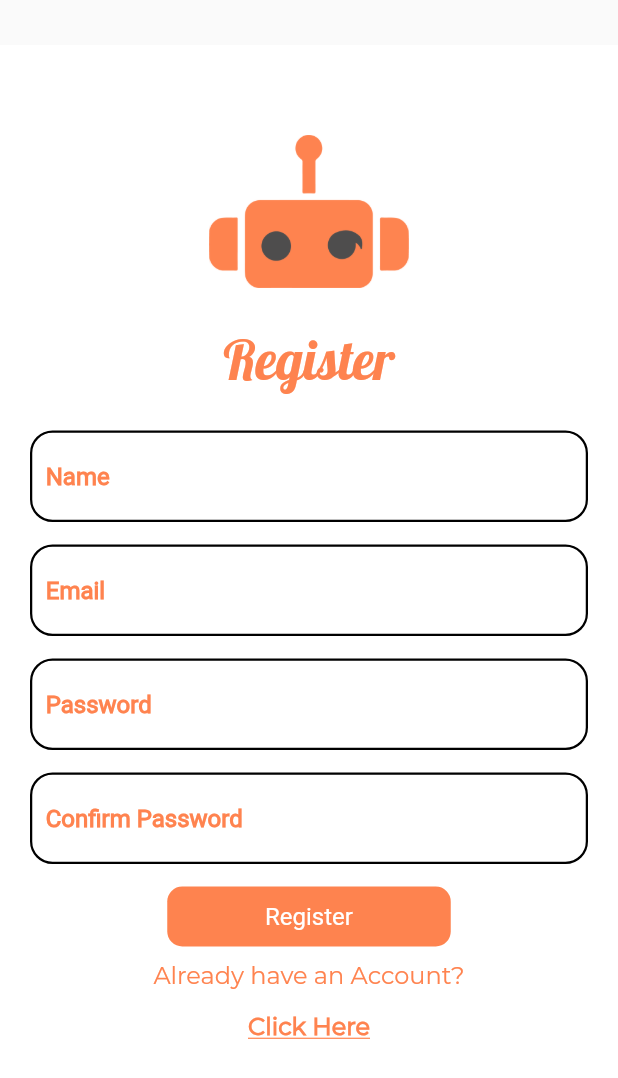
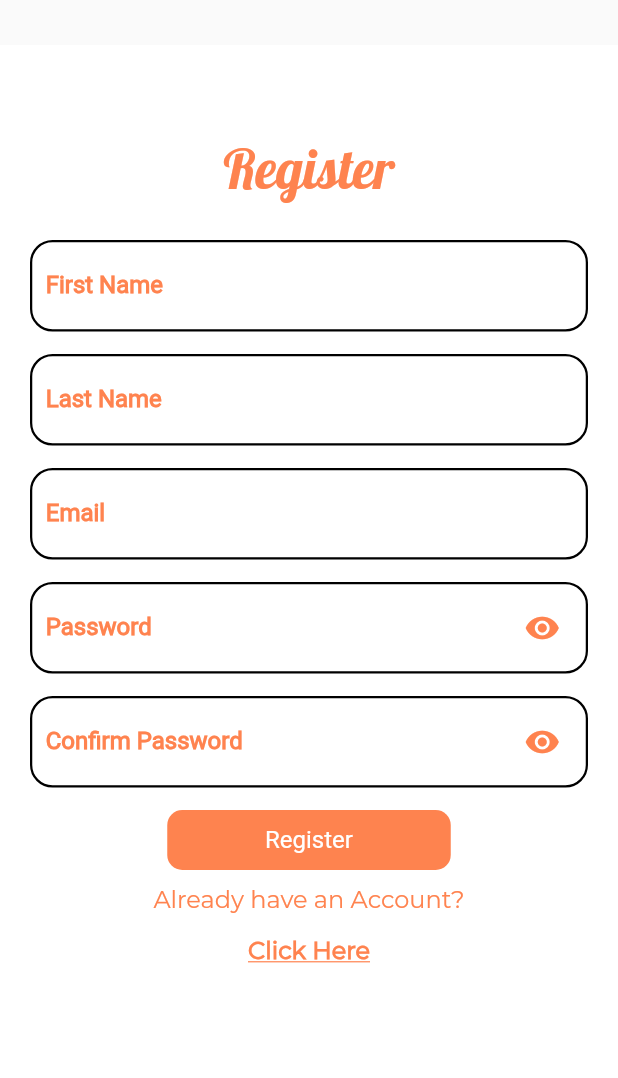
Before and after one commit to Narayan1089/Health-Amigo, a Flutter app: the Register screen opened directly, on a phone screen of 412 x 824 dp. Shown: the top 1078 px of the screen. Run offline on Flutter 3.47's test engine with Material 2 defaults, Android fonts, the phone set to English and light mode, and no system bars; our stand-ins replace firebase_auth, firebase_core, readmore; missing offline and left inert: emoji_picker; accounts and stored records are empty.

```diff
--- a/lib/app_screens/home_page.dart
+++ b/lib/app_screens/home_page.dart
@@ -55,7 +55,8 @@ class _HomeState extends State<Home> {
               ListTile(
                 // leading: Icon(Icons.face_rounded),
                 title: Text(
-                  'Welcome, ' + loggedInUser!.displayName.toString(),
+                  'Welcome, ' +
+                      loggedInUser!.displayName.toString().split(" ")[0],
                   style: TextStyle(
                       // color: Colors.white,
                       fontFamily: 'Montserrat',
--- a/lib/app_screens/login.dart
+++ b/lib/app_screens/login.dart
@@ -40,7 +40,7 @@ class _LogInState extends State<LogIn> {
           .signInWithEmailAndPassword(emailText.text, passwordText.text)
           .then((value) {
         // print(value);
-        if (value != 'error') {
+        if (value != 'error' && authMethods.e == false) {
           email = emailText.text;
           password = passwordText.text;
           // print('$email \n $password');
@@ -234,10 +234,11 @@ class _LogInState extends State<LogIn> {
                                     authMethods.e.toString());
                                 ScaffoldMessenger.of(context).showSnackBar(
                                   SnackBar(
+                                    backgroundColor: Color(0xffFE834F),
                                     content: Text(
                                       authMethods.errorMessage,
                                       style: TextStyle(
-                                        color: Color(0xffFE834F),
+                                        color: Colors.white,
                                       ),
                                     ),
                                   ),
--- a/lib/app_screens/register.dart
+++ b/lib/app_screens/register.dart
@@ -3,12 +3,9 @@ import 'package:flutter/cupertino.dart';
 import 'package:flutter/material.dart';
 import 'package:flutter/services.dart';
 import 'package:amigoproject/services/auth.dart';
-import 'package:amigoproject/services/initial_builder.dart';
 // import 'package:amigoproject/app_screens/phoneNumberScreen.dart';
 
 class Register extends StatefulWidget {
-  // final Function toggle;
-  // Register(this.toggle);
   @override
   _Register createState() => _Register();
 }
@@ -17,26 +14,32 @@ class _Register extends State<Register> {
   TextEditingController emailTextReg = TextEditingController();
   TextEditingController passwordTextReg = TextEditingController();
   TextEditingController conPasswordTextReg = TextEditingController();
-  TextEditingController nameTextReg = TextEditingController();
+  TextEditingController firstnameTextReg = TextEditingController();
+  TextEditingController lastnameTextReg = TextEditingController();
 
   final _formKey = GlobalKey<FormState>();
   AuthMethods authMethods = AuthMethods();
 
   String email = '';
   String password = '';
+  String name = '';
   bool isLoading = false;
+  bool _isObscure = true;
+  bool _isObscure1 = true;
 
   Future signMeUp() async {
-    var r = _formKey.currentState;
-    if (r != null) {
-      r.validate();
+    // var r = ;
+    if (_formKey.currentState!.validate()) {
       setState(() {
         isLoading = true;
       });
 
+      name = firstnameTextReg.text + " " + lastnameTextReg.text;
+      debugPrint("Name: " + name.toString());
+
       await authMethods
           .signUpWithEmailAndPassword(
-              emailTextReg.text, passwordTextReg.text, nameTextReg.text)
+              emailTextReg.text, passwordTextReg.text, name)
           .then(
         (value) {
           print('$value');
@@ -46,7 +49,7 @@ class _Register extends State<Register> {
 
             print('$email \n $password');
             Navigator.pushReplacement(
-                context, MaterialPageRoute(builder: (context) => Amigo()));
+                context, MaterialPageRoute(builder: (context) => LogIn()));
           } else {
             return 'error';
           }
@@ -70,14 +73,14 @@ class _Register extends State<Register> {
             SizedBox(
               height: 60,
             ),
-            Image(
-              image: AssetImage('assets/images/Logo.png'),
-              height: 102,
-              width: 133,
-            ),
-            SizedBox(
-              height: 25,
-            ),
+            // Image(
+            //   image: AssetImage('assets/images/Logo.png'),
+            //   height: 102,
+            //   width: 133,
+            // ),
+            // SizedBox(
+            //   height: 25,
+            // ),
             Text(
               "Register",
               style: TextStyle(
@@ -92,6 +95,8 @@ class _Register extends State<Register> {
             ),
             Expanded(
               child: SingleChildScrollView(
+                child: Form(
+                  key: _formKey,
                   child: Column(
                     children: [
                       Container(
@@ -102,77 +107,33 @@ class _Register extends State<Register> {
                           borderRadius: BorderRadius.circular(15),
                           border: Border.all(color: Colors.black, width: 1.5),
                         ),
-                      child: Form(
-                        key: _formKey,
-                        autovalidateMode: AutovalidateMode.onUserInteraction,
+                        // child: Form(
+                        //   key: _formKey,
+                        //   autovalidateMode: AutovalidateMode.onUserInteraction,
                         child: TextFormField(
                           validator: (value) {
-//                            return RegExp(
-//                                        r"^[a-zA-Z0-9.a-zA-Z0-9.!#$%&'*+-/=?^_`{|}~]+@[a-zA-Z0-9]+\.[a-zA-Z]+")
-//                                    .hasMatch(value.toString())
-//                                ? null
-//                                : 'Enter correct email';
+                            return value.toString().length < 3 ||
+                                    value.toString().length > 10
+                                ? 'Enter a valid name having 3 - 10 characters'
+                                : null;
                           },
-                          controller: nameTextReg,
+                          autovalidateMode: AutovalidateMode.onUserInteraction,
+                          controller: firstnameTextReg,
                           keyboardType: TextInputType.name,
                           decoration: const InputDecoration(
                             border: InputBorder.none,
                             contentPadding: EdgeInsets.all(4),
                             enabledBorder: InputBorder.none,
                             //                        errorBorder: InputBorder.none,
-                            hintText: 'Name',
-                            hintStyle: TextStyle(
+                            labelText: 'First Name',
+                            labelStyle: TextStyle(
                               fontWeight: FontWeight.bold,
                               fontSize: 16,
                               color: Color(0xffFF834F),
                             ),
                           ),
                         ),
-                      ),
-                    ),
-                    SizedBox(
-                      height: 15,
-                    ),
-                    Container(
-                      margin: EdgeInsets.symmetric(horizontal: 20.0),
-                      padding: EdgeInsets.all(5),
-                      decoration: BoxDecoration(
-                        color: Colors.white,
-                        borderRadius: BorderRadius.circular(15),
-                        border: Border.all(color: Colors.black, width: 1.5),
-//                boxShadow: [
-//                  BoxShadow(
-//                    color: Color.fromRGBO(254, 131, 79, .3),
-//                    blurRadius: 20,
-//                    offset: Offset(0, 10),
-//                  ),
-                      ),
-                      child: Form(
-                        autovalidateMode: AutovalidateMode.onUserInteraction,
-                        child: TextFormField(
-//                          validator: (value) {
-//                            return RegExp(
-//                                        r"^[a-zA-Z0-9.a-zA-Z0-9.!#$%&'*+-/=?^_`{|}~]+@[a-zA-Z0-9]+\.[a-zA-Z]+")
-//                                    .hasMatch(value.toString())
-//                                ? null
-//                                : 'Enter correct email';
-//                          },
-                          controller: emailTextReg,
-                          keyboardType: TextInputType.emailAddress,
-                          decoration: const InputDecoration(
-                            border: InputBorder.none,
-                            contentPadding: EdgeInsets.all(4),
-                            enabledBorder: InputBorder.none,
-//                        errorBorder: InputBorder.none,
-                            hintText: 'Email',
-                            hintStyle: TextStyle(
-                              fontWeight: FontWeight.bold,
-                              fontSize: 16,
-                              color: Color(0xffFF834F),
-                            ),
-                          ),
-                        ),
-                      ),
+                        // ),
                       ),
                       SizedBox(
                         height: 15,
@@ -185,30 +146,33 @@ class _Register extends State<Register> {
                           borderRadius: BorderRadius.circular(15),
                           border: Border.all(color: Colors.black, width: 1.5),
                         ),
-                      child: Form(
+                        // child: Form(
+                        //   key: _formKey,
+                        //   autovalidateMode: AutovalidateMode.onUserInteraction,
+                        child: TextFormField(
+                          validator: (value) {
+                            return value.toString().length < 3 ||
+                                    value.toString().length > 10
+                                ? 'Enter a valid name having 3 - 10 characters'
+                                : null;
+                          },
                           autovalidateMode: AutovalidateMode.onUserInteraction,
-                        child: TextFormField(
-//                          validator: (value) {
-//                            return value.toString().length < 6
-//                                ? 'Enter Password 6+ characters'
-//                                : null;
-//                          },
-                          controller: passwordTextReg,
-                          keyboardType: TextInputType.visiblePassword,
+                          controller: lastnameTextReg,
+                          keyboardType: TextInputType.name,
                           decoration: const InputDecoration(
                             border: InputBorder.none,
                             contentPadding: EdgeInsets.all(4),
                             enabledBorder: InputBorder.none,
                             //                        errorBorder: InputBorder.none,
-                            hintText: 'Password',
-                            hintStyle: TextStyle(
+                            labelText: 'Last Name',
+                            labelStyle: TextStyle(
+                              fontWeight: FontWeight.bold,
                               fontSize: 16,
-                              fontWeight: FontWeight.bold,
                               color: Color(0xffFF834F),
                             ),
                           ),
                         ),
-                      ),
+                        // ),
                       ),
                       SizedBox(
                         height: 15,
@@ -221,30 +185,133 @@ class _Register extends State<Register> {
                           borderRadius: BorderRadius.circular(15),
                           border: Border.all(color: Colors.black, width: 1.5),
                         ),
-                      child: Form(
+                        child: TextFormField(
+                          validator: (value) {
+                            return RegExp(
+                                        r"^[a-zA-Z0-9.a-zA-Z0-9.!#$%&'*+-/=?^_`{|}~]+@[a-zA-Z0-9]+\.[a-zA-Z]+")
+                                    .hasMatch(value.toString())
+                                ? null
+                                : 'Enter correct email';
+                          },
                           autovalidateMode: AutovalidateMode.onUserInteraction,
-                        child: TextFormField(
-//                          validator: (value) {
-//                            return value != passwordTextReg.text
-//                                ? 'Passwords do not match!'
-//                                : null;
-//                          },
-                          controller: conPasswordTextReg,
-                          keyboardType: TextInputType.visiblePassword,
+                          controller: emailTextReg,
+                          keyboardType: TextInputType.emailAddress,
                           decoration: const InputDecoration(
                             border: InputBorder.none,
                             contentPadding: EdgeInsets.all(4),
                             enabledBorder: InputBorder.none,
                             //                        errorBorder: InputBorder.none,
-                            hintText: 'Confirm Password',
-                            hintStyle: TextStyle(
+                            labelText: 'Email',
+                            labelStyle: TextStyle(
+                              fontWeight: FontWeight.bold,
+                              fontSize: 16,
+                              color: Color(0xffFF834F),
+                            ),
+                          ),
+                        ),
+                        // ),
+                      ),
+                      SizedBox(
+                        height: 15,
+                      ),
+                      Container(
+                        margin: EdgeInsets.symmetric(horizontal: 20.0),
+                        padding: EdgeInsets.all(5),
+                        decoration: BoxDecoration(
+                          color: Colors.white,
+                          borderRadius: BorderRadius.circular(15),
+                          border: Border.all(color: Colors.black, width: 1.5),
+                        ),
+                        // child: Form(
+                        //   autovalidateMode: AutovalidateMode.onUserInteraction,
+                        child: TextFormField(
+                          obscureText: _isObscure,
+                          autovalidateMode: AutovalidateMode.onUserInteraction,
+                          validator: (value) {
+                            return value.toString().length < 6
+                                ? 'Enter Password 6+ characters'
+                                : null;
+                          },
+                          controller: passwordTextReg,
+                          keyboardType: TextInputType.visiblePassword,
+                          decoration: InputDecoration(
+                            suffixIcon: IconButton(
+                              onPressed: () {
+                                setState(() {
+                                  _isObscure = !_isObscure;
+                                });
+                              },
+                              icon: Icon(
+                                _isObscure
+                                    ? Icons.visibility
+                                    : Icons.visibility_off,
+                                color: Color(0xffFF834F),
+                              ),
+                            ),
+                            border: InputBorder.none,
+                            contentPadding: EdgeInsets.all(4),
+                            enabledBorder: InputBorder.none,
+                            //                        errorBorder: InputBorder.none,
+                            labelText: 'Password',
+                            labelStyle: TextStyle(
                               fontSize: 16,
                               fontWeight: FontWeight.bold,
                               color: Color(0xffFF834F),
                             ),
                           ),
                         ),
+                        // ),
                       ),
+                      SizedBox(
+                        height: 15,
+                      ),
+                      Container(
+                        margin: EdgeInsets.symmetric(horizontal: 20.0),
+                        padding: EdgeInsets.all(5),
+                        decoration: BoxDecoration(
+                          color: Colors.white,
+                          borderRadius: BorderRadius.circular(15),
+                          border: Border.all(color: Colors.black, width: 1.5),
+                        ),
+                        // child: Form(
+                        //   autovalidateMode: AutovalidateMode.onUserInteraction,
+                        child: TextFormField(
+                          obscureText: _isObscure1,
+                          autovalidateMode: AutovalidateMode.onUserInteraction,
+                          validator: (value) {
+                            return value != passwordTextReg.text
+                                ? 'Passwords do not match!'
+                                : null;
+                          },
+                          controller: conPasswordTextReg,
+                          keyboardType: TextInputType.visiblePassword,
+                          decoration: InputDecoration(
+                            suffixIcon: IconButton(
+                              onPressed: () {
+                                setState(() {
+                                  _isObscure1 = !_isObscure1;
+                                });
+                              },
+                              icon: Icon(
+                                _isObscure1
+                                    ? Icons.visibility
+                                    : Icons.visibility_off,
+                                color: Color(0xffFF834F),
+                              ),
+                            ),
+                            border: InputBorder.none,
+                            contentPadding: EdgeInsets.all(4),
+                            enabledBorder: InputBorder.none,
+                            //                        errorBorder: InputBorder.none,
+                            labelText: 'Confirm Password',
+                            labelStyle: TextStyle(
+                              fontSize: 16,
+                              fontWeight: FontWeight.bold,
+                              color: Color(0xffFF834F),
+                            ),
+                          ),
+                        ),
+                        // ),
                       ),
                       SizedBox(
                         height: 15,
@@ -258,26 +325,37 @@ class _Register extends State<Register> {
                           color: Color(0xffFE834F),
                         ),
                         child: Center(
-                        child: TextButton(
+                          child: MaterialButton(
                             onPressed: () async {
-                            var val = await signMeUp();
-                            print(val);
-                            if (val == 'error') {
+                              await signMeUp();
+                              if (authMethods.e) {
+                                setState(() {
+                                  isLoading = false;
+                                });
                                 print('error recieved');
                                 debugPrint(authMethods.errorMessage);
                                 ScaffoldMessenger.of(context).showSnackBar(
                                   SnackBar(
-                                  content: Text(authMethods.errorMessage),
+                                    backgroundColor: Color(0xffFE834F),
+                                    duration: Duration(seconds: 1),
+                                    content: Text(
+                                      authMethods.errorMessage,
+                                      style: TextStyle(
+                                        color: Colors.white,
+                                      ),
+                                    ),
                                   ),
                                 );
                               }
-                            Navigator.of(context).push(MaterialPageRoute(
-                                builder: (context) => LogIn()
+                              // Navigator.of(context).push(MaterialPageRoute(
+                              //     builder: (context) => LogIn()
                               // PhoneScreen(
                               //     emailTextReg.text, passwordTextReg.text)
-                                ));
+                              // ));
                             },
-                          child: Text(
+                            child: isLoading
+                                ? CupertinoActivityIndicator()
+                                : Text(
                                     "Register",
                                     style: TextStyle(
                                         color: Colors.white,
@@ -318,6 +396,7 @@ class _Register extends State<Register> {
                     ],
                   ),
                 ),
+              ),
             )
           ],
         ),
--- a/lib/main.dart
+++ b/lib/main.dart
@@ -7,10 +7,6 @@ import 'package:amigoproject/services/auth.dart';
 
 void main() {
   runApp(MyApp());
-  // SystemChrome.setPreferredOrientations([DeviceOrientation.portraitUp])
-  //     .then((_) {
-  //   runApp(new MyApp());
-  // });
 }
 
 class MyApp extends StatefulWidget {
@@ -24,6 +20,8 @@ class _MyApp extends State<MyApp> {
     return FutureBuilder(
       future: Firebase.initializeApp(),
       builder: (context, snapshot) {
+        // FirebaseCrashlytics.instance.setCrashlyticsCollectionEnabled(true);
+        // FlutterError.onError = FirebaseCrashlytics.instance.recordFlutterError;
         // Check for errors
         if (snapshot.hasError) {
           return MaterialApp(
--- a/lib/services/authenticate.dart
+++ b/lib/services/authenticate.dart
@@ -1,11 +1,6 @@
-// import 'package:amigoproject/app_screens/home_page.dart';
-// import 'package:amigoproject/app_screens/login.dart';
-// import 'package:amigoproject/app_screens/register.dart';
 import 'package:amigoproject/app_screens/login.dart';
-import 'package:amigoproject/app_screens/welcome_screen.dart';
 import 'package:amigoproject/services/initial_builder.dart';
 import 'package:firebase_auth/firebase_auth.dart';
-// import 'package:firebase_core/firebase_core.dart';
 import 'package:flutter/material.dart';
 
 class Authenticate extends StatefulWidget {
--- a/pubspec.yaml
+++ b/pubspec.yaml
@@ -40,6 +40,7 @@ dependencies:
   # The following adds the Cupertino Icons font to your application.
   # Use with the CupertinoIcons class for iOS style icons.
   cupertino_icons: ^1.0.2
+  firebase_crashlytics: ^2.1.1
 
 dev_dependencies:
   flutter_test:
```
Also changed, not shown: lib/services/auth.dart (+19 -8 lines), lib/services/initial_builder.dart (+25 -25 lines), lib/services/database/db.dart (added), pubspec.lock, 2 other files. Lines whose indentation alone changed are shown as unchanged.
